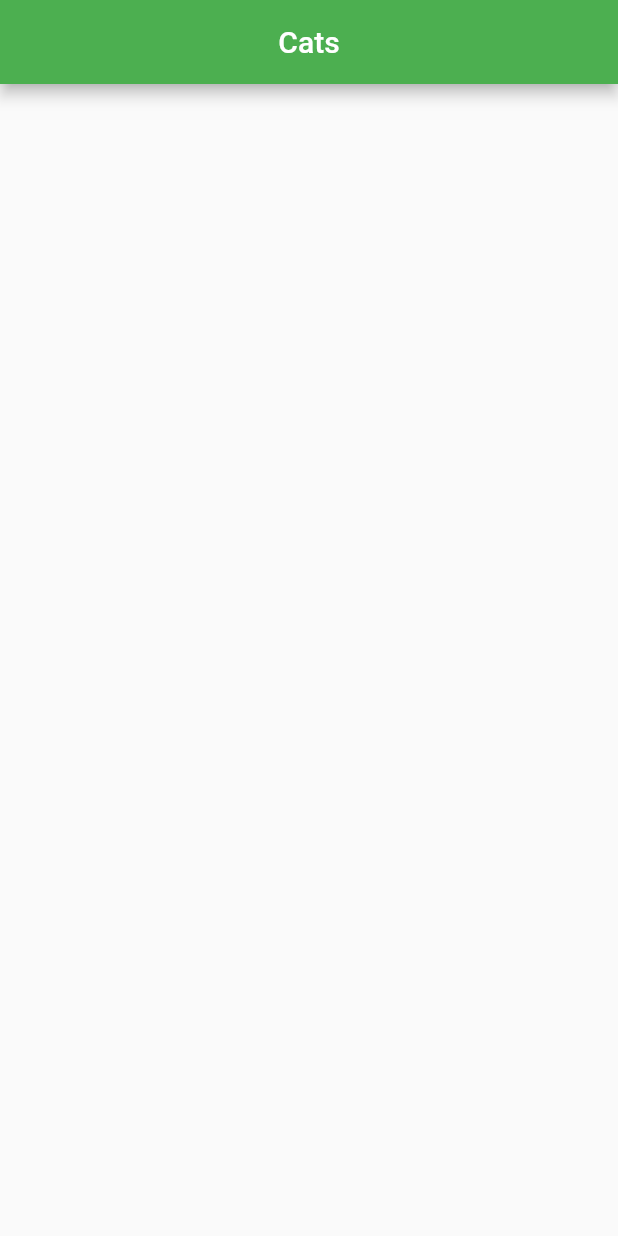
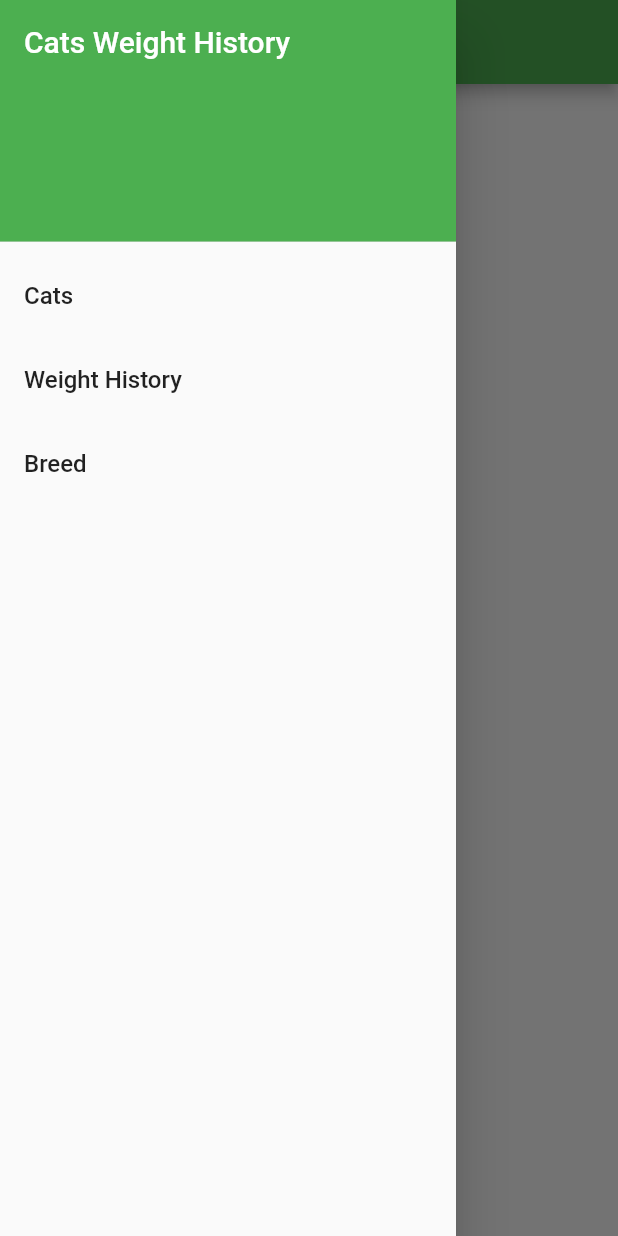
Before and after one commit to Tesam/cats_weight_history, a Flutter app: the screen it shows after launch, with the side drawer open (before the commit the screen has no drawer), on a phone screen of 412 x 824 dp. Run offline on Flutter 3.47's test engine with Material 2 defaults, Android fonts, the phone set to English and light mode, and no system bars.

Commit message:
feat(home.dart): add the home drawer with the header and items

```diff
--- a/lib/home/home.dart
+++ b/lib/home/home.dart
@@ -8,6 +8,49 @@ class Home extends StatelessWidget {
         title: Text('Cats'),
         centerTitle: true,
       ),
+      drawer: Drawer(
+        child: ListView(
+          padding: EdgeInsets.zero,
+          children: [
+            DrawerHeader(
+              child: Text(
+                'Cats Weight History',
+                style: TextStyle(
+                  fontSize: 20,
+                  color: Colors.white,
+                ),
+              ),
+              decoration: BoxDecoration(
+                color: Colors.green,
+              ),
+            ),
+            ListTile(
+              title: Text(
+                'Cats',
+                style: TextStyle(
+                  fontSize: 16,
+                ),
+              ),
+            ),
+            ListTile(
+              title: Text(
+                'Weight History',
+                style: TextStyle(
+                  fontSize: 16,
+                ),
+              ),
+            ),
+            ListTile(
+              title: Text(
+                'Breed',
+                style: TextStyle(
+                  fontSize: 16,
+                ),
+              ),
+            ),
+          ],
+        ),
+      ),
     );
   }
 }
```
